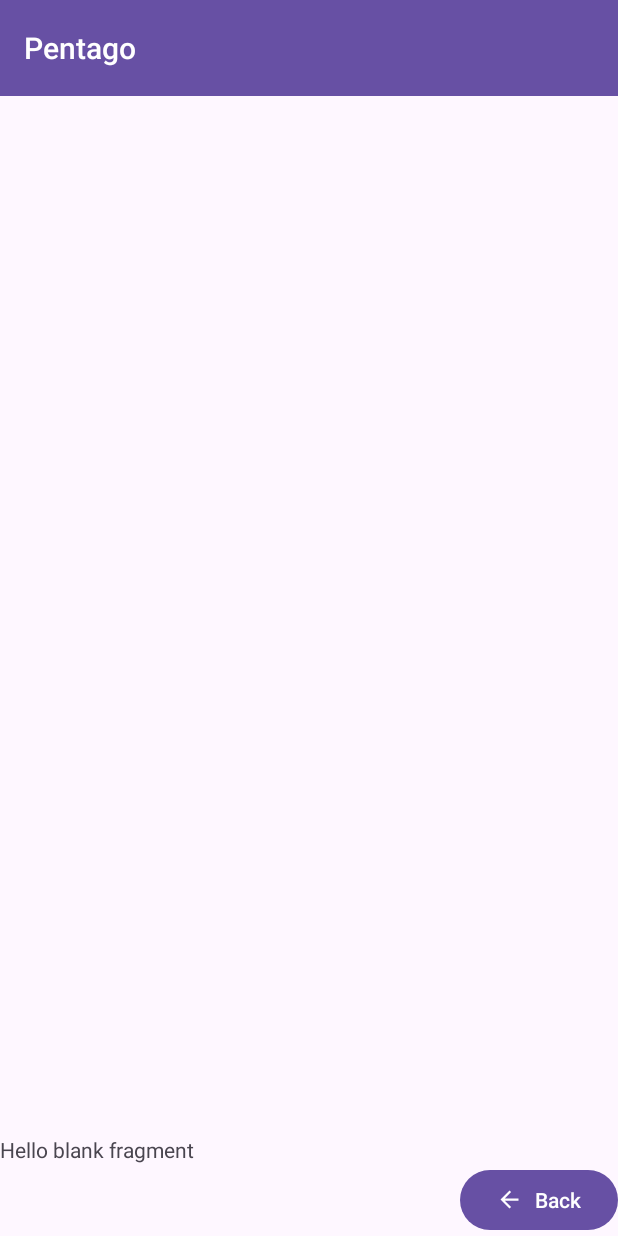
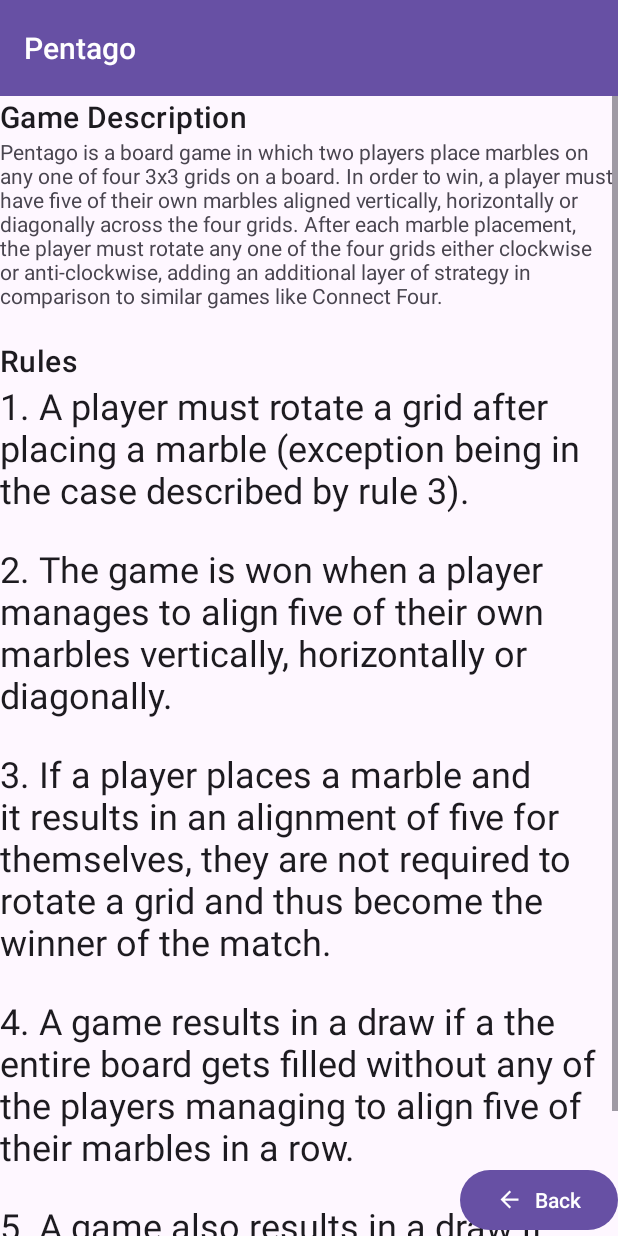
Before and after one commit to tyriquezim/Pentago, an Android app: the HowToPlayFragment screen opened through its navigation route, on a phone screen of 412 x 824 dp. Run offline under Robolectric (Android 15) with nearby library versions, the phone set to English and light mode, and no system bars.

Commit message:
Finished the HowToPlayFragment

```diff
--- a/app/src/main/java/com/android/personal/pentago/AchievementProfileSelectFragment.kt
+++ b/app/src/main/java/com/android/personal/pentago/AchievementProfileSelectFragment.kt
@@ -5,8 +5,14 @@ import androidx.fragment.app.Fragment
 import android.view.LayoutInflater
 import android.view.View
 import android.view.ViewGroup
+import androidx.lifecycle.lifecycleScope
 import androidx.navigation.fragment.findNavController
 import com.android.personal.pentago.databinding.FragmentAchievementProfileSelectBinding
+import com.android.personal.pentago.model.PlayerProfile
+import kotlinx.coroutines.Dispatchers
+import kotlinx.coroutines.launch
+import kotlinx.coroutines.sync.withLock
+import kotlinx.coroutines.withContext
 
 class AchievementProfileSelectFragment : Fragment()
 {
@@ -29,19 +35,34 @@ class AchievementProfileSelectFragment : Fragment()
     {
         super.onViewCreated(view, savedInstanceState)
 
+        viewLifecycleOwner.lifecycleScope.launch()
+        {
+            lateinit var players: List<PlayerProfile>
+
+            withContext(Dispatchers.IO)
+            {
+                PentagoRepository.get().mutex.withLock()
+                {
+                    players = PentagoRepository.get().getPlayerProfiles()
+                }
+            }
+            withContext(Dispatchers.Main)
+            {
                 binding.apply()
                 {
                     player1Button.setOnClickListener()
                     {
-                //findNavController().navigate(AchievementProfileSelectFragmentDirections.actionAchievementProfileSelectFragmentToAchievementListFragment2())
+                        findNavController().navigate(AchievementProfileSelectFragmentDirections.actionAchievementProfileSelectFragmentToAchievementListFragment2(players.get(0).playerId))
                     }
                     player2Button.setOnClickListener()
                     {
-                //findNavController().navigate(AchievementProfileSelectFragmentDirections.actionAchievementProfileSelectFragmentToAchievementListFragment2())
+                        findNavController().navigate(AchievementProfileSelectFragmentDirections.actionAchievementProfileSelectFragmentToAchievementListFragment2(players.get(1).playerId))
                     }
                     backButton.setOnClickListener()
                     {
                         findNavController().popBackStack()
+                    }
+                }
             }
         }
     }
--- a/app/src/main/res/layout/fragment_how_to_play.xml
+++ b/app/src/main/res/layout/fragment_how_to_play.xml
@@ -8,15 +8,73 @@
 
     <ScrollView
         android:layout_width="match_parent"
-        android:layout_height="wrap_content"
-        app:layout_constraintBottom_toTopOf="@id/back_button">
+        android:layout_height="match_parent"
+        app:layout_constraintBottom_toBottomOf="parent"
+        app:layout_constraintEnd_toEndOf="parent"
+        app:layout_constraintStart_toStartOf="parent"
+        app:layout_constraintTop_toTopOf="parent">
 
-        <TextView
+        <LinearLayout
             android:layout_width="match_parent"
-            android:layout_height="wrap_content"
-            android:text="@string/hello_blank_fragment" />
+            android:layout_height="match_parent"
+            android:orientation="vertical">
 
+            <TextView
+                android:layout_width="match_parent"
+                android:layout_height="wrap_content"
+                android:text="Game Description"
+                android:textAppearance="@style/TextAppearance.MaterialComponents.Headline6"
+                app:layout_constraintTop_toTopOf="parent" />
+
+            <TextView
+                android:layout_width="match_parent"
+                android:layout_height="wrap_content"
+                android:text="@string/game_description" />
+
+            <TextView
+                android:layout_width="match_parent"
+                android:layout_height="wrap_content"
+                android:layout_marginTop="20dp"
+                android:text="Rules"
+                android:textAppearance="@style/TextAppearance.MaterialComponents.Headline6" />
+
+            <TextView
+                android:layout_width="wrap_content"
+                android:layout_height="wrap_content"
+                android:text="@string/rule_one"
+                android:textAppearance="@style/TextAppearance.MaterialComponents.Headline5" />
+
+            <TextView
+                android:layout_width="wrap_content"
+                android:layout_height="wrap_content"
+                android:layout_marginTop="20dp"
+                android:text="@string/rule_two"
+                android:textAppearance="@style/TextAppearance.MaterialComponents.Headline5" />
+
+            <TextView
+                android:layout_width="wrap_content"
+                android:layout_height="wrap_content"
+                android:layout_marginTop="20dp"
+                android:text="@string/rule_three"
+                android:textAppearance="@style/TextAppearance.MaterialComponents.Headline5" />
+
+            <TextView
+                android:layout_width="wrap_content"
+                android:layout_height="wrap_content"
+                android:layout_marginTop="20dp"
+                android:text="@string/rule_four"
+                android:textAppearance="@style/TextAppearance.MaterialComponents.Headline5" />
+
+            <TextView
+                android:layout_width="wrap_content"
+                android:layout_height="wrap_content"
+                android:layout_marginTop="20dp"
+                android:text="@string/rule_five"
+                android:textAppearance="@style/TextAppearance.MaterialComponents.Headline5" />
+
+        </LinearLayout>
     </ScrollView>
+
 
     <Button
         android:id="@+id/back_button"
--- a/app/src/main/res/navigation/pentago_navigation_graph.xml
+++ b/app/src/main/res/navigation/pentago_navigation_graph.xml
@@ -108,7 +108,8 @@
         android:name="com.android.personal.pentago.AchievementListFragment"
         android:label="fragment_achievement_list"
         tools:layout="@layout/fragment_achievement_list" >
-        <argument android:name="playerProfileId" />
+        <argument android:name="playerProfileId"
+            app:argType="integer" />
     </fragment>
     <fragment
         android:id="@+id/howToPlayFragment"
--- a/app/src/main/res/values/strings.xml
+++ b/app/src/main/res/values/strings.xml
@@ -50,7 +50,17 @@
     <string name="achievement_select_text">Select a Player to View their Achievements</string>
 
     <string name="stats_select_text">Select a Player to View their Gameplay Statistics</string>
-    <!-- TODO: Remove or change this placeholder text -->
-    <string name="hello_blank_fragment">Hello blank fragment</string>
+
+    <string name="game_description">Pentago is a board game in which two players place marbles on any one of four 3x3 grids on a board. In order to win, a player must have five of their own marbles aligned vertically, horizontally or diagonally across the four grids. After each marble placement, the player must rotate any one of the four grids either clockwise or anti-clockwise, adding an additional layer of strategy in comparison to similar games like Connect Four.</string>
+
+    <string name="rule_one">1. A player must rotate a grid after placing a marble (exception being in the case described by rule 3).</string>
+
+    <string name="rule_two">2. The game is won when a player manages to align five of their own marbles vertically, horizontally or diagonally.</string>
+
+    <string name="rule_three">3. If a player places a marble and it results in an alignment of five for themselves, they are not required to rotate a grid and thus become the winner of the match.</string>
+
+    <string name="rule_four">4. A game results in a draw if a the entire board gets filled without any of the players managing to align five of their marbles in a row.</string>
+
+    <string name="rule_five">5. A game also results in a draw if, after a rotation, both players obtain an alignment of five of their own marbles simultaneously.</string>
 
 </resources>
```
Lines whose indentation alone changed are shown as unchanged.
